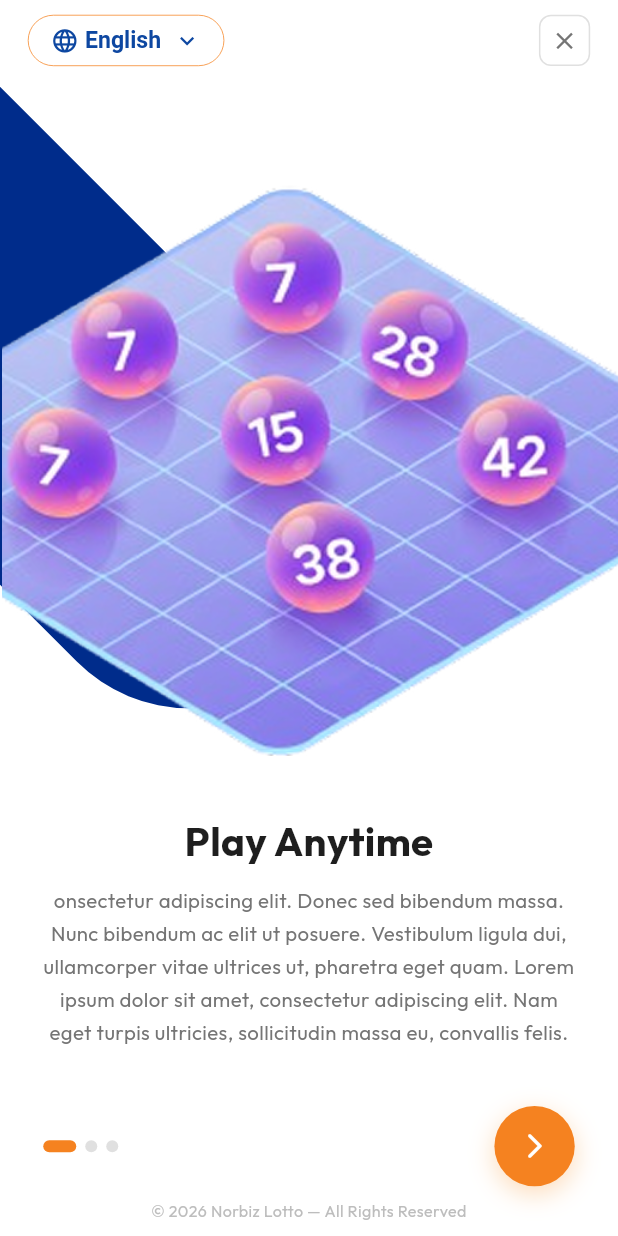
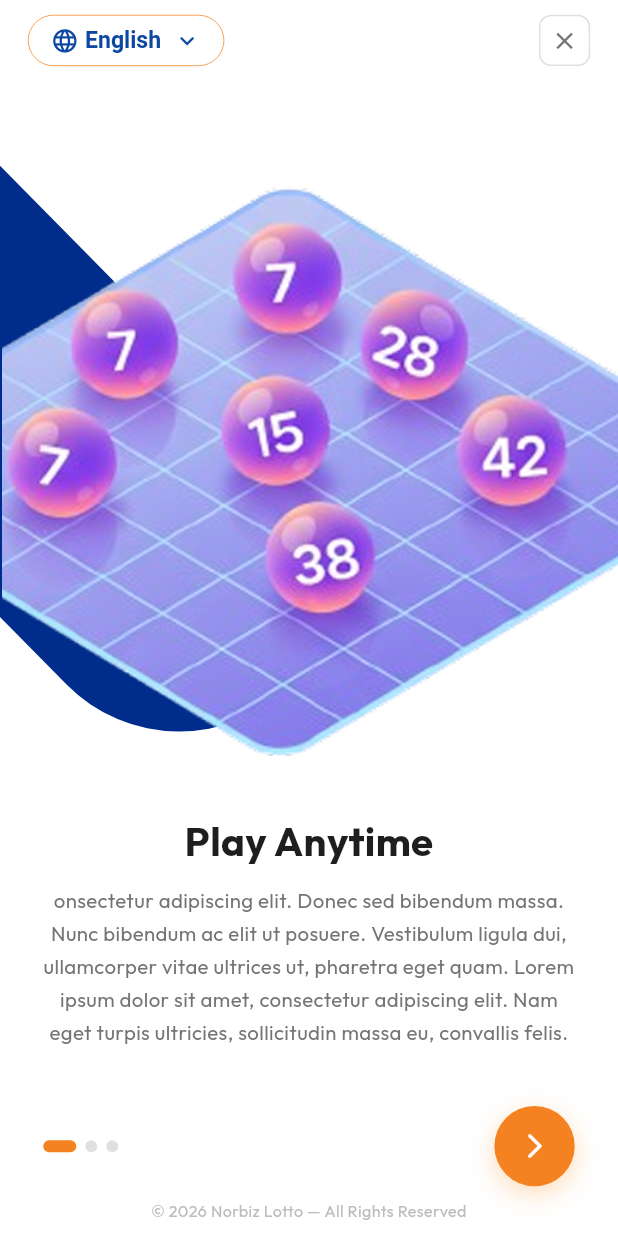
Before and after one commit to sigosoft/Norbiz_Lotto, a Flutter app: the screen it shows after launch, on a phone screen of 412 x 824 dp. Run offline on Flutter 3.47's test engine with Material 3 defaults, Android fonts, the phone set to English and light mode, and no system bars; our stand-ins replace get, google_fonts.

Commit message:
commit after onboarding animation on 09/06/2026

```diff
--- a/lib/views/onboarding_view.dart
+++ b/lib/views/onboarding_view.dart
@@ -15,6 +15,19 @@ class OnboardingView extends StatefulWidget {
 class _OnboardingViewState extends State<OnboardingView> {
   final PageController _pageController = PageController();
   int _currentPage = 0;
+  double _scrollOffset = 0.0;
+
+  @override
+  void initState() {
+    super.initState();
+    _pageController.addListener(() {
+      if (mounted && _pageController.hasClients) {
+        setState(() {
+          _scrollOffset = _pageController.page ?? 0.0;
+        });
+      }
+    });
+  }
 
   final List<Map<String, dynamic>> _onboardingData = [
     {
@@ -108,7 +121,13 @@ class _OnboardingViewState extends State<OnboardingView> {
           SizedBox(
             height: illustrationHeight,
             width: size.width,
-            child: PageView.builder(
+            child: Stack(
+              clipBehavior: Clip.none,
+              children: [
+                // Animated background blue shape
+                _buildAnimatedBlueShape(size),
+
+                PageView.builder(
                   controller: _pageController,
                   clipBehavior: Clip.none,
                   onPageChanged: (page) => setState(() => _currentPage = page),
@@ -116,6 +135,8 @@ class _OnboardingViewState extends State<OnboardingView> {
                   itemBuilder: (context, index) {
                     return _buildSlide(size, illustrationHeight, index);
                   },
+                ),
+              ],
             ),
           ),
 
@@ -126,49 +147,90 @@ class _OnboardingViewState extends State<OnboardingView> {
     );
   }
 
+  // Animated blue shape builder for smooth background morphing
+  Widget _buildAnimatedBlueShape(Size size) {
+    const fw = 390.0;
+    const fh = 844.0;
+    final sw = size.width / fw;
+    final sh = size.height / fh;
+
+    // Slide 0 Shape Properties (rotated top-left)
+    final w0 = 200.0 * sw;
+    final h0 = 472.39 * sh;
+    final top0 = 8.72 * sh;
+    final left0 = -70.0 * sw;
+    final rotate0 = -44.6;
+    final radius0 = 100.0 * sw;
+
+    // Slide 1 Shape Properties (vertical bottom-center)
+    final w1 = 200.0 * sw;
+    final h1 = 472.39 * sh;
+    final top1 = 363.0 * sh; // (438.0 - 75.0) * sh
+    final left1 = 95.0 * sw;
+    final rotate1 = -180.0;
+    final radius1 = 100.0 * sw;
+
+    // Slide 2 Shape Properties (rotated top-right)
+    final w2 = 200.0 * sw;
+    final h2 = 472.39 * sh;
+    final top2 = 8.72 * sh; // (83.72 - 75.0) * sh
+    final left2 = 260.0 * sw;
+    final rotate2 = -315.4;
+    final radius2 = 100.0 * sw;
+
+    double w, h, top, left, rotate, radius;
+
+    if (_scrollOffset <= 1.0) {
+      final t = _scrollOffset;
+      w = w0 + (w1 - w0) * t;
+      h = h0 + (h1 - h0) * t;
+      top = top0 + (top1 - top0) * t;
+      left = left0 + (left1 - left0) * t;
+      rotate = rotate0 + (rotate1 - rotate0) * t;
+      radius = radius0 + (radius1 - radius0) * t;
+    } else {
+      final t = _scrollOffset - 1.0;
+      w = w1 + (w2 - w1) * t;
+      h = h1 + (h2 - h1) * t;
+      top = top1 + (top2 - top1) * t;
+      left = left1 + (left2 - left1) * t;
+      rotate = rotate1 + (rotate2 - rotate1) * t;
+      radius = radius1 + (radius2 - radius1) * t;
+    }
+
+    return Positioned(
+      top: top,
+      left: left,
+      child: Transform.rotate(
+        angle: rotate * math.pi / 180,
+        alignment: Alignment.center,
+        child: Container(
+          width: w,
+          height: h,
+          decoration: BoxDecoration(
+            color: const Color(0xFF002C8B),
+            borderRadius: BorderRadius.vertical(
+              bottom: Radius.circular(radius),
+            ),
+          ),
+        ),
+      ),
+    );
+  }
+
   /// Builds one illustration slide using exact Figma pixel measurements
   /// scaled via MediaQuery.
   Widget _buildSlide(Size size, double containerHeight, int index) {
     final data = _onboardingData[index];
-    final bgType = (data['bgType'] as String?) ?? 'rectangle';
     final imagePath =
         (data['image'] as String?) ?? 'lib/assets/images/Play.png';
 
-    // ── Figma base frame (390 × 844 px) ──────────────────────────────────────
     const fw = 390.0; // Figma frame width
     const fh = 844.0; // Figma frame height
 
-    // Scale factors: maps Figma px → device px
     final sw = size.width / fw;
     final sh = size.height / fh;
 
-    // ── Blue shape ───────────────────────────────────────────────────────────────
-    //  Shape: rounded-bottom rectangle, 45° rotated
-    //  Dimensions (user-confirmed): w=300.47, h=200.39  color=#002C8B
-    //
-    //  GOAL: near tip at top-left corner, far tip ends at CENTER of illustration.
-    //
-    //  Maths (all in Figma px on 390×844 frame):
-    //    diagonal = sqrt(300.47² + 200.39²) ≈ 361 px
-    //    half-diag along 45° ≈ 361/sqrt(2) ≈ 127.3 px
-    //    illustration center = (195, illustrationH/2) ≈ (195, 240) px
-    //    shape center = center − (127.3, 127.3) = (67.7, 112.7)
-    //    Positioned left  = cx − shapeW/2 = 67.7 − 150.2 = −82.5 px
-    //    Positioned top   = cy − shapeH/2 = 112.7 − 100.2 =  12.5 px
-    //  Result: near tip ≈ (−60, −15) → top-left area (slightly off-screen)
-    //          far  tip ≈ (195, 240) → center of illustration  ✓
-    final shapeW = 700.47 * sw;
-    final shapeH = 240.39 * sh;
-    final shapeTopInSlide = 00.0 * sh; //  12.5 px in Figma frame
-    final shapeLeft = -400.0 * sw; // -82.5 px in Figma frame
-    final shapeRadius = 100.0 * sw;
-    // bottom-left & bottom-right = 100 px
-
-    // ── Image (Figma exact values) ─────────────────────────────────────────────
-    //  width  652.35 px  →  size.width  * (652.35/390)
-    //  height 381    px  →  size.height * (381/844)
-    //  top   175     px  →  relative to illustration = 175−75 = 100 px
-    //  left -173     px  →  size.width  * (-173/390)
     final imgW = 400.0 * sw;
     final imgTopInSlide = 60.0 * sh;
     final imgLeft = 1.0 * sw;
@@ -180,10 +242,7 @@ class _OnboardingViewState extends State<OnboardingView> {
         child: Stack(
           clipBehavior: Clip.none,
           children: [
-            // 1. White base
-            Container(color: Colors.white),
-
-            // 2. Text Content (Title & Description) at the top
+            // Text Content (Title & Description) at the top
             Positioned(
               top: (130.0 - 75.0) * sh, // Figma top 130px (minus top bar 75px)
               left: size.width * 0.07,
@@ -214,28 +273,7 @@ class _OnboardingViewState extends State<OnboardingView> {
               ),
             ),
 
-            // 3. Blue shape (width 234.47, height 472.39, top 438, left 79, radius 100, rotation 180)
-            Positioned(
-              top: (438.0 - 75.0) * sh, // Figma top 438px (minus top bar 75px)
-              left: 95.0 * sw,
-              child: Transform.rotate(
-                angle: 180 * math.pi / 180, // 180 degrees
-                alignment: Alignment.center,
-                child: Container(
-                  width: 200.0 * sw,
-                  height: 472.39 * sh,
-                  decoration: BoxDecoration(
-                    color: const Color(0xFF002C8B),
-                    borderRadius: BorderRadius.only(
-                      bottomLeft: Radius.circular(100.0 * sw),
-                      bottomRight: Radius.circular(100.0 * sw),
-                    ),
-                  ),
-                ),
-              ),
-            ),
-
-            // 4. Image (Win.png) placed on top of the blue shape
+            // Image (Win.png) placed on top of the blue shape
             Positioned(
               top: (340.0 - 75.0) * sh, // Center it vertically around y=300px
               left: (390.0 - 320.0) / 2 * sw,
@@ -257,32 +295,7 @@ class _OnboardingViewState extends State<OnboardingView> {
         child: Stack(
           clipBehavior: Clip.none,
           children: [
-            // 1. White base
-            Container(color: Colors.white),
-
-            // 2. Blue shape (width 234.47, height 472.39, top 83.72, left 109.39, radius 100, rotation 44.6)
-            Positioned(
-              top:
-                  (83.72 - 75.0) * sh, // Figma top 83.72px (minus top bar 75px)
-              left: 250.0 * sw,
-              child: Transform.rotate(
-                angle: 44.6 * math.pi / 180, // 44.6 degrees
-                alignment: Alignment.center,
-                child: Container(
-                  width: 220.0 * sw,
-                  height: 442.0 * sh,
-                  decoration: BoxDecoration(
-                    color: const Color(0xFF002C8B),
-                    borderRadius: BorderRadius.only(
-                      bottomLeft: Radius.circular(100.0 * sw),
-                      bottomRight: Radius.circular(100.0 * sw),
-                    ),
-                  ),
-                ),
-              ),
-            ),
-
-            // 3. Image (Secure.png) placed on top of the blue shape
+            // Image (Secure.png) placed on top of the blue shape
             Positioned(
               top: (200.0 - 75.0) * sh, // Center it vertically
               left: (390.0 - 320.0) / 2 * sw,
@@ -297,79 +310,18 @@ class _OnboardingViewState extends State<OnboardingView> {
       );
     }
 
-    if (bgType == 'rectangle') {
-      return ClipRect(
-        child: SizedBox(
+    // Default slide (Index 0): Play.png positioned with Figma coordinates
+    return SizedBox(
       width: size.width,
       height: containerHeight,
       child: Stack(
         children: [
-              // 1. White base
-              Container(color: Colors.white),
-
-              // 2. Rotated dark-navy rectangle (Figma shape)
-              Positioned(
-                top: shapeTopInSlide,
-                left: shapeLeft,
-                child: Transform.rotate(
-                  angle: 45 * math.pi / 180, // 45° clockwise
-                  alignment: Alignment.center,
-                  child: Container(
-                    width: shapeW,
-                    height: shapeH,
-                    decoration: BoxDecoration(
-                      color: const Color(0xFF002C8B),
-                      borderRadius: BorderRadius.only(
-                        bottomLeft: Radius.circular(shapeRadius),
-                        bottomRight: Radius.circular(shapeRadius),
-                      ),
-                    ),
-                  ),
-                ),
-              ),
-
-              // 3. Play.png positioned with Figma coordinates
           Positioned(
             top: imgTopInSlide,
             left: imgLeft,
             child: Image.asset(imagePath, width: imgW, fit: BoxFit.contain),
           ),
         ],
-          ),
-        ),
-      );
-    }
-
-    // ── Screens 2 & 3: Large dark-navy circle background ─────────────────────
-    return ClipRect(
-      child: SizedBox(
-        width: size.width,
-        height: containerHeight,
-        child: Stack(
-          children: [
-            Container(color: Colors.white),
-            Center(
-              child: Container(
-                width: size.width * 0.78,
-                height: size.width * 0.78,
-                decoration: const BoxDecoration(
-                  color: Color(0xFF002C8B),
-                  shape: BoxShape.circle,
-                ),
-              ),
-            ),
-            Center(
-              child: Padding(
-                padding: EdgeInsets.only(top: size.height * 0.01),
-                child: Image.asset(
-                  imagePath,
-                  width: size.width * 0.82,
-                  fit: BoxFit.contain,
-                ),
-              ),
-            ),
-          ],
-        ),
       ),
     );
   }
```
Lines whose indentation alone changed are shown as unchanged.
